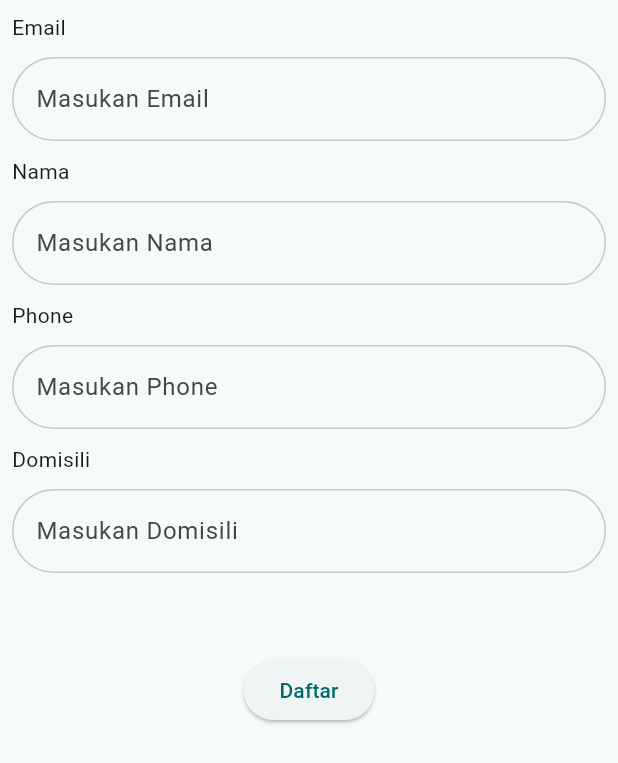
After one commit to HanaDulSet-123/PPKD_B3, a Flutter app: the Tugas10HomeA screen opened directly, on a phone screen of 412 x 824 dp. The commit adds this screen. Shown: the top 763 px of the screen. Run offline on Flutter 3.47's test engine with Material 3 defaults, Android fonts, the phone set to English and light mode, and no system bars.

Commit message:
tugas_10

```diff
--- /dev/null
+++ b/lib/tugas_10/home_a.dart
@@ -0,0 +1,121 @@
+import 'package:flutter/material.dart';
+import 'package:ppkd_b_3/tugas_10/home_b.dart';
+import 'package:ppkd_b_3/tugas_10/textform.dart';
+
+class Tugas10HomeA extends StatefulWidget {
+  const Tugas10HomeA({super.key});
+
+  @override
+  State<Tugas10HomeA> createState() => _Tugas10HomeAState();
+}
+
+class _Tugas10HomeAState extends State<Tugas10HomeA> {
+  final TextEditingController emailcontroller = TextEditingController();
+  final TextEditingController namecontroller = TextEditingController();
+  final TextEditingController phonecontroller = TextEditingController();
+  final TextEditingController citycontroller = TextEditingController();
+  final _formKey = GlobalKey<FormState>();
+
+  @override
+  Widget build(BuildContext context) {
+    return Scaffold(
+      body: SingleChildScrollView(
+        child: Padding(
+          padding: const EdgeInsets.all(8),
+          child: Form(
+            key: _formKey,
+            child: Column(
+              spacing: 10,
+              children: [
+                Row(children: [Text('Email')]),
+                TextFormConst(
+                  hintText: "Masukan Email",
+                  controller: emailcontroller,
+                  validator: (value) {
+                    if (value == null || value.isEmpty) {
+                      return "Email tidak boleh kosong";
+                    }
+                    return null;
+                  },
+                  onChanged: (p0) {
+                    setState(() {});
+                  },
+                ),
+                Row(children: [Text('Nama')]),
+                TextFormConst(
+                  hintText: "Masukan Nama",
+                  controller: namecontroller,
+                  onChanged: (p0) {
+                    setState(() {});
+                  },
+                ),
+                Row(children: [Text('Phone')]),
+                TextFormConst(
+                  hintText: "Masukan Phone",
+                  controller: phonecontroller,
+                  onChanged: (p0) {
+                    setState(() {});
+                  },
+                ),
+                Row(children: [Text('Domisili')]),
+                TextFormConst(
+                  hintText: "Masukan Domisili",
+                  controller: citycontroller,
+                  onChanged: (p0) {
+                    setState(() {});
+                  },
+                ),
+
+                Text(
+                  emailcontroller.text,
+                  style: TextStyle(fontSize: 24, fontWeight: FontWeight.bold),
+                ),
+
+                ElevatedButton(
+                  onPressed: () {
+                    if (!_formKey.currentState!.validate()) {
+                      ScaffoldMessenger.of(context).showSnackBar(
+                        SnackBar(content: Text("Email tidak valid")),
+                      );
+                    } else {
+                      showDialog(
+                        context: context,
+                        builder: (BuildContext context) {
+                          return AlertDialog(
+                            title: Text("Sukses"),
+                            content: Text("Daftar Berhasil"),
+                            actions: [
+                              TextButton(
+                                onPressed: () {
+                                  Navigator.of(context).pop(); // Tutup dialog
+                                  // Pindah ke halaman berikut
+                                  Navigator.push(
+                                    context,
+                                    MaterialPageRoute(
+                                      builder:
+                                          (context) => Tugas10HomeB(
+                                            email: emailcontroller.text,
+                                            name: namecontroller.text,
+                                            city: citycontroller.text,
+                                          ),
+                                    ),
+                                  );
+                                },
+                                child: Text("OK"),
+                              ),
+                            ],
+                          );
+                        },
+                      );
+                    }
+                  },
+                  child: Text("Daftar"),
+                ),
+              ],
+            ),
+          ),
+        ),
+      ),
+    );
+  }
+}
--- /dev/null
+++ b/lib/tugas_10/textform.dart
@@ -0,0 +1,46 @@
+// ignore_for_file: public_member_api_docs, sort_constructors_first
+import 'package:flutter/material.dart';
+
+class TextFormConst extends StatelessWidget {
+  const TextFormConst({
+    super.key,
+    required this.hintText,
+    required this.controller,
+    this.onChanged,
+    this.validator,
+  });
+  final String hintText;
+  final TextEditingController controller;
+  final void Function(String)? onChanged;
+  final String? Function(String?)? validator;
+
+  @override
+  Widget build(BuildContext context) {
+    return TextFormField(
+      validator: validator,
+      controller: controller,
+      onChanged: onChanged,
+      decoration: InputDecoration(
+        hintText: hintText,
+        border: OutlineInputBorder(
+          borderRadius: BorderRadius.circular(32),
+          borderSide: BorderSide(
+            color: Colors.black.withOpacity(0.2),
+            width: 1.0,
+          ),
+        ),
+        focusedBorder: OutlineInputBorder(
+          borderRadius: BorderRadius.circular(32),
+          borderSide: BorderSide(color: Colors.black, width: 1.0),
+        ),
+        enabledBorder: OutlineInputBorder(
+          borderRadius: BorderRadius.circular(32),
+          borderSide: BorderSide(
+            color: Colors.black.withOpacity(0.2),
+            width: 1.0,
+          ),
+        ),
+      ),
+    );
+  }
+}
--- a/lib/tugas_7/tugas7.dart
+++ b/lib/tugas_7/tugas7.dart
@@ -1,5 +1,6 @@
 import 'package:flutter/material.dart';
 import 'package:ppkd_b_3/tugas_%209/tugas_9.dart';
+import 'package:ppkd_b_3/tugas_10/home_a.dart';
 import 'package:ppkd_b_3/tugas_7/checkboxtugas.dart';
 import 'package:ppkd_b_3/tugas_7/datepickertugas.dart';
 import 'package:ppkd_b_3/tugas_7/dropdown.dart';
@@ -22,6 +23,7 @@ class _Tugas7State extends State<Tugas7> {
     "Pilih Tanggal Lahir",
     "Atur Pengingat",
     "Data Produk",
+    "Tugas 10",
   ];
 
   static const List<Widget> _widgetOption = <Widget>[
@@ -31,6 +33,7 @@ class _Tugas7State extends State<Tugas7> {
     DatePickerTugas(),
     TimepickerTugas(),
     listminuman(),
+    Tugas10HomeA(),
   ];
 
   void onItemTap(int index) {
@@ -68,6 +71,7 @@ class _Tugas7State extends State<Tugas7> {
             ListTile(title: Text("Datepicker"), onTap: () => onItemTap(3)),
             ListTile(title: Text("Timepicker"), onTap: () => onItemTap(4)),
             ListTile(title: Text("List Produk"), onTap: () => onItemTap(5)),
+            ListTile(title: Text("Pendaftaran"), onTap: () => onItemTap(6)),
           ],
         ),
       ),
```
Also changed, not shown: lib/extention/extention.dart (added, +64 -0 lines), lib/tugas_10/home_b.dart (added, +52 -0 lines).
